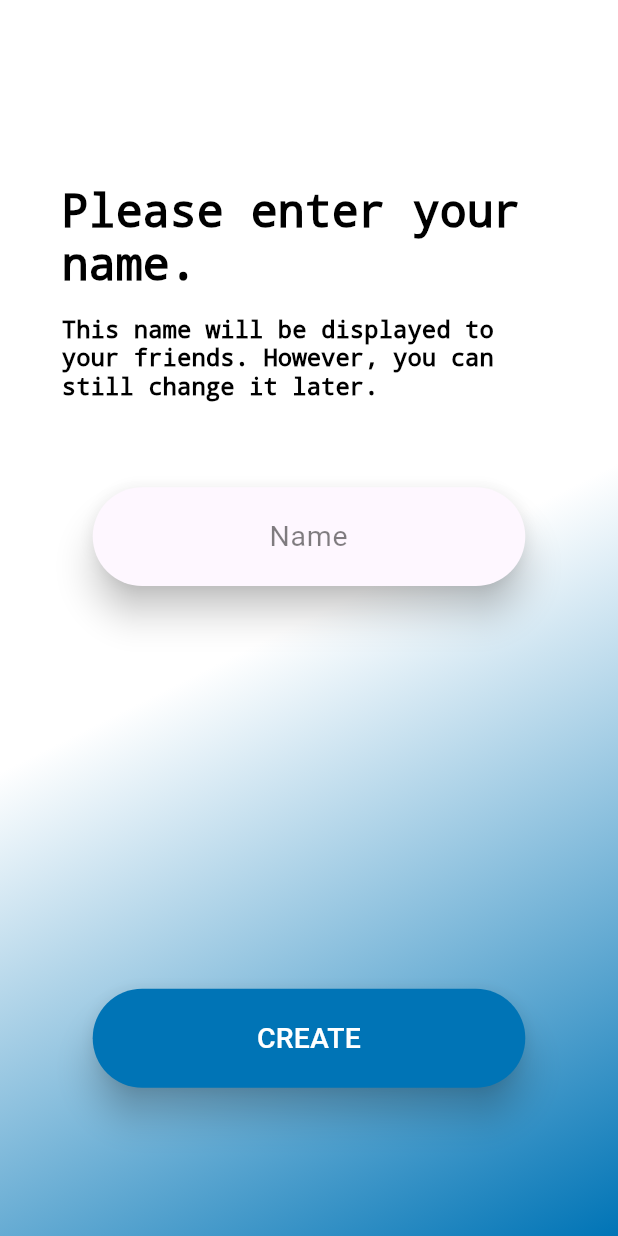
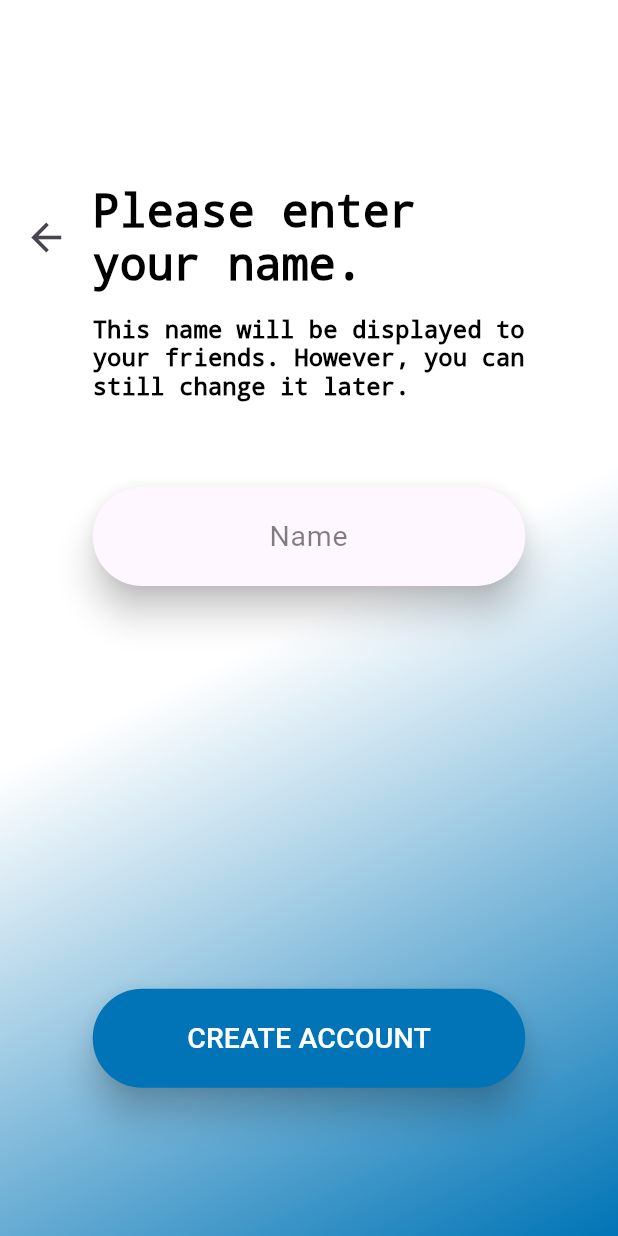
Before and after one commit to danielholzwarth/flexus, a Flutter app: the RegisterPasswordPage screen opened by its route, after a tap on "CONTINUE", on a phone screen of 412 x 824 dp. Run offline on Flutter 3.47's test engine with Material 3 defaults, Android fonts, the phone set to English and light mode, and no system bars.

Commit message:
feat: add backarrows

```diff
--- a/app/lib/pages/login/register_name.dart
+++ b/app/lib/pages/login/register_name.dart
@@ -25,8 +25,19 @@ class _RegisterNamePageState extends State<RegisterNamePage> {
       child: Column(
         children: [
           SizedBox(height: screenHeight * 0.15),
+          Row(
+            children: [
               SizedBox(
-            width: screenWidth * 0.8,
+                width: screenWidth * 0.15,
+                child: IconButton(
+                  onPressed: () => Navigator.popAndPushNamed(context, "/register_password"),
+                  icon: Icon(Icons.adaptive.arrow_back),
+                  iconSize: AppSettings.fontsizeTitle,
+                  alignment: Alignment.center,
+                ),
+              ),
+              SizedBox(
+                width: screenWidth * 0.7,
                 child: Text(
                   "Please enter your name.",
                   style: TextStyle(
@@ -37,9 +48,11 @@ class _RegisterNamePageState extends State<RegisterNamePage> {
                   textAlign: TextAlign.left,
                 ),
               ),
+            ],
+          ),
           SizedBox(height: screenHeight * 0.02),
           SizedBox(
-            width: MediaQuery.of(context).size.width * 0.8,
+            width: screenWidth * 0.7,
             child: Text(
               "This name will be displayed to your friends. However, you can still change it later.",
               style: TextStyle(
@@ -57,7 +70,7 @@ class _RegisterNamePageState extends State<RegisterNamePage> {
           ),
           const Spacer(flex: 1),
           FlexusButton(
-            text: "CREATE",
+            text: "CREATE ACCOUNT",
             route: "/home",
             backgroundColor: AppSettings.backgroundV1,
             fontColor: AppSettings.fontV1,
--- a/app/lib/pages/login/register_password.dart
+++ b/app/lib/pages/login/register_password.dart
@@ -26,8 +26,19 @@ class _RegisterPasswordPageState extends State<RegisterPasswordPage> {
       child: Column(
         children: [
           SizedBox(height: screenHeight * 0.15),
+          Row(
+            children: [
               SizedBox(
-            width: screenWidth * 0.8,
+                width: screenWidth * 0.15,
+                child: IconButton(
+                  onPressed: () => Navigator.popAndPushNamed(context, "/register_username"),
+                  icon: Icon(Icons.adaptive.arrow_back),
+                  iconSize: AppSettings.fontsizeTitle,
+                  alignment: Alignment.center,
+                ),
+              ),
+              SizedBox(
+                width: screenWidth * 0.7,
                 child: Text(
                   "Please enter your password.",
                   style: TextStyle(
@@ -38,9 +49,11 @@ class _RegisterPasswordPageState extends State<RegisterPasswordPage> {
                   textAlign: TextAlign.left,
                 ),
               ),
+            ],
+          ),
           SizedBox(height: screenHeight * 0.02),
           SizedBox(
-            width: MediaQuery.of(context).size.width * 0.8,
+            width: screenWidth * 0.7,
             child: Text(
               "The password must be at least 8 characters. We recommend a password with more than 16 characters, including special characters.",
               style: TextStyle(
```
Also changed, not shown: app/lib/pages/login/register_username.dart (+15 -2 lines). Lines whose indentation alone changed are shown as unchanged.
